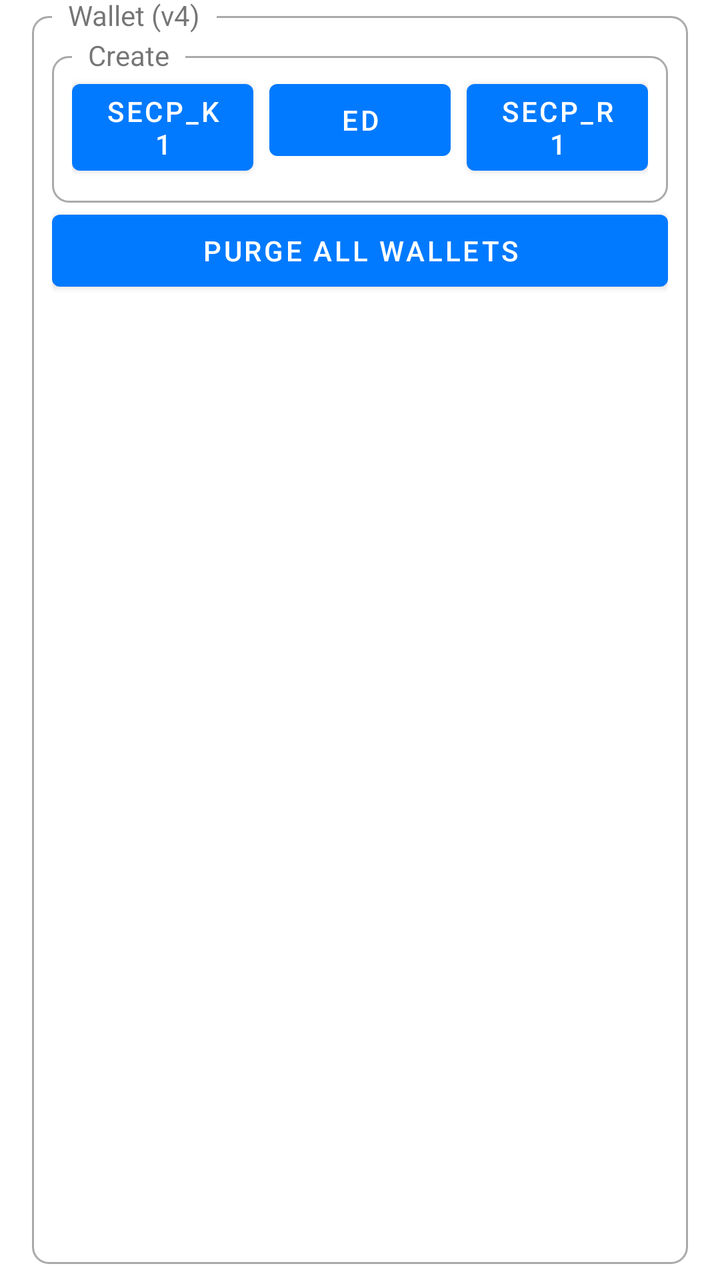
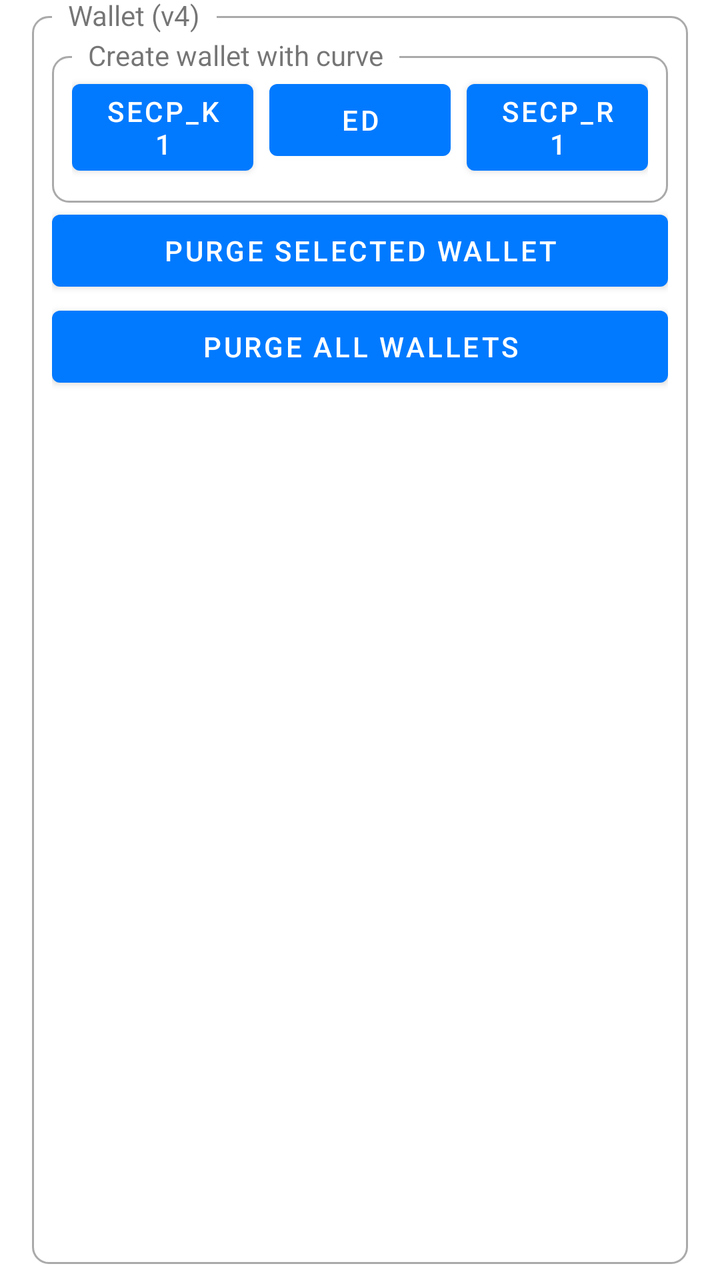

Before-and-after screenshots of an Android layout around one commit, followed by the original layout XML and the change that was made.
<!-- AndroidManifest.xml: application theme AppTheme -->
<!-- res/layout/wallet.xml -->
<?xml version="1.0" encoding="utf-8"?>
<FrameLayout xmlns:android="http://schemas.android.com/apk/res/android"
    xmlns:app="http://schemas.android.com/apk/res-auto"
    xmlns:tools="http://schemas.android.com/tools"
    android:layout_width="match_parent"
    android:layout_height="wrap_content"
    android:clipToPadding="false"
    android:paddingStart="@dimen/box_padding_horizontal"
    android:paddingTop="@dimen/box_padding_vertical"
    android:paddingEnd="@dimen/box_padding_horizontal"
    android:paddingBottom="@dimen/box_padding_vertical">

    <FrameLayout
        android:layout_width="match_parent"
        android:layout_height="match_parent"
        android:background="@drawable/rounded_corner" />

    <TextView
        android:layout_width="wrap_content"
        android:layout_height="wrap_content"
        android:background="?android:windowBackground"
        android:paddingStart="8dp"
        android:paddingEnd="8dp"
        android:text="Wallet (v4)"
        android:translationX="10dp"
        android:translationY="-10dp" />

    <LinearLayout
        android:id="@+id/contentContainer"
        android:layout_width="match_parent"
        android:layout_height="match_parent"
        android:layout_margin="10dp"
        android:orientation="vertical"
        android:visibility="visible">

        <LinearLayout
            android:id="@+id/walletIndexesContainer"
            android:layout_width="match_parent"
            android:layout_height="wrap_content"
            android:orientation="horizontal"
            android:visibility="gone"
            tools:visibility="visible">

            <com.google.android.material.slider.Slider
                android:id="@+id/sliderWallet"
                android:layout_width="0dp"
                android:layout_height="wrap_content"
                android:layout_weight="1" />

            <TextView
                android:id="@+id/tvWalletIndex"
                android:layout_width="wrap_content"
                android:layout_height="wrap_content"
                android:layout_gravity="center"
                android:layout_marginStart="8dp"
                android:layout_marginEnd="8dp" />

            <Button
                android:id="@+id/btnPurgeWallet"
                android:layout_width="0dp"
                android:layout_height="wrap_content"
                android:layout_weight="0.5"
                android:text="Purge" />

        </LinearLayout>

        <FrameLayout
            android:layout_width="match_parent"
            android:layout_height="wrap_content">

            <FrameLayout
                android:layout_width="match_parent"
                android:layout_height="match_parent"
                android:layout_marginTop="10dp"
                android:background="@drawable/rounded_corner" />

            <TextView
                android:layout_width="wrap_content"
                android:layout_height="wrap_content"
                android:background="?android:windowBackground"
                android:paddingStart="8dp"
                android:paddingEnd="8dp"
                android:text="Create"
                android:translationX="10dp" />

            <androidx.constraintlayout.widget.ConstraintLayout
                android:layout_width="match_parent"
                android:padding="10dp"
                android:layout_marginTop="8dp"
                android:layout_height="wrap_content">

                <Button
                    android:id="@+id/btnCreateWalletSecpK1"
                    android:layout_width="0dp"
                    android:layout_height="wrap_content"
                    android:text="Secp_K1"
                    android:layout_marginEnd="4dp"
                    app:layout_constraintStart_toStartOf="parent"
                    app:layout_constraintHorizontal_bias="0.5"
                    app:layout_constraintEnd_toStartOf="@+id/btnCreateWalletEdwards"
                    app:layout_constraintTop_toTopOf="parent" />

                <Button
                    android:id="@+id/btnCreateWalletEdwards"
                    android:layout_width="0dp"
                    android:layout_height="wrap_content"
                    android:text="Ed"
                    android:layout_marginStart="4dp"
                    android:layout_marginEnd="4dp"
                    app:layout_constraintEnd_toStartOf="@+id/btnCreateWalletSecpR1"
                    app:layout_constraintStart_toEndOf="@+id/btnCreateWalletSecpK1"
                    app:layout_constraintHorizontal_bias="0.5"
                    app:layout_constraintTop_toTopOf="@+id/btnCreateWalletSecpK1" />

                <Button
                    android:id="@+id/btnCreateWalletSecpR1"
                    android:layout_width="0dp"
                    android:layout_height="wrap_content"
                    android:layout_marginStart="4dp"
                    android:text="Secp_R1"
                    app:layout_constraintEnd_toEndOf="parent"
                    app:layout_constraintStart_toEndOf="@+id/btnCreateWalletEdwards"
                    app:layout_constraintHorizontal_bias="0.5"
                    app:layout_constraintTop_toTopOf="@+id/btnCreateWalletEdwards" />

            </androidx.constraintlayout.widget.ConstraintLayout>

        </FrameLayout>


        <LinearLayout
            android:layout_width="match_parent"
            android:layout_height="wrap_content"
            android:gravity="center"
            android:orientation="horizontal">

            <Button
                android:id="@+id/btnPurgeAllWallet"
                android:layout_width="0dp"
                android:layout_height="wrap_content"
                android:layout_weight="1"
                android:text="Purge all wallets" />

        </LinearLayout>

    </LinearLayout>

</FrameLayout>
<!-- resources referenced by this layout -->
<resources>
  <dimen name="box_padding_horizontal">16dp</dimen>
  <dimen name="box_padding_vertical">8dp</dimen>
  <!-- drawable rounded_corner (drawable) -->
  <?xml version="1.0" encoding="utf-8"?>
  <shape xmlns:android="http://schemas.android.com/apk/res/android">
      <stroke
          android:width="1dp"
          android:color="@android:color/darker_gray" />
  
      <solid android:color="@android:color/transparent" />
  
      <padding
          android:bottom="5dp"
          android:left="5dp"
          android:right="5dp"
          android:top="5dp" />
  
      <corners android:radius="8dp" />
  </shape>
  <style name="AppTheme" parent="Theme.MaterialComponents.DayNight.NoActionBar">
          <item name="colorPrimary">@color/primary</item>
          <item name="colorPrimaryDark">@color/primary_dark</item>
          <item name="colorOnPrimary">@color/on_primary</item>
          <item name="colorSecondary">@color/primary</item>
      </style>
  <color name="primary">#027aff</color>
  <color name="primary_dark">#0a02ff</color>
  <color name="on_primary">#FFFFFF</color>
</resources>

<!-- the commit's change to res/layout/wallet.xml (unified diff, before → after) -->
@@ -1,7 +1,6 @@
 <?xml version="1.0" encoding="utf-8"?>
 <FrameLayout xmlns:android="http://schemas.android.com/apk/res/android"
     xmlns:app="http://schemas.android.com/apk/res-auto"
-    xmlns:tools="http://schemas.android.com/tools"
     android:layout_width="match_parent"
     android:layout_height="wrap_content"
     android:clipToPadding="false"
@@ -33,37 +32,6 @@
         android:orientation="vertical"
         android:visibility="visible">
 
-        <LinearLayout
-            android:id="@+id/walletIndexesContainer"
-            android:layout_width="match_parent"
-            android:layout_height="wrap_content"
-            android:orientation="horizontal"
-            android:visibility="gone"
-            tools:visibility="visible">
-
-            <com.google.android.material.slider.Slider
-                android:id="@+id/sliderWallet"
-                android:layout_width="0dp"
-                android:layout_height="wrap_content"
-                android:layout_weight="1" />
-
-            <TextView
-                android:id="@+id/tvWalletIndex"
-                android:layout_width="wrap_content"
-                android:layout_height="wrap_content"
-                android:layout_gravity="center"
-                android:layout_marginStart="8dp"
-                android:layout_marginEnd="8dp" />
-
-            <Button
-                android:id="@+id/btnPurgeWallet"
-                android:layout_width="0dp"
-                android:layout_height="wrap_content"
-                android:layout_weight="0.5"
-                android:text="Purge" />
-
-        </LinearLayout>
-
         <FrameLayout
             android:layout_width="match_parent"
             android:layout_height="wrap_content">
@@ -80,36 +48,36 @@
                 android:background="?android:windowBackground"
                 android:paddingStart="8dp"
                 android:paddingEnd="8dp"
-                android:text="Create"
+                android:text="Create wallet with curve"
                 android:translationX="10dp" />
 
             <androidx.constraintlayout.widget.ConstraintLayout
                 android:layout_width="match_parent"
-                android:padding="10dp"
+                android:layout_height="wrap_content"
                 android:layout_marginTop="8dp"
-                android:layout_height="wrap_content">
+                android:padding="10dp">
 
                 <Button
                     android:id="@+id/btnCreateWalletSecpK1"
                     android:layout_width="0dp"
                     android:layout_height="wrap_content"
+                    android:layout_marginEnd="4dp"
                     android:text="Secp_K1"
-                    android:layout_marginEnd="4dp"
+                    app:layout_constraintEnd_toStartOf="@+id/btnCreateWalletEdwards"
+                    app:layout_constraintHorizontal_bias="0.5"
                     app:layout_constraintStart_toStartOf="parent"
-                    app:layout_constraintHorizontal_bias="0.5"
-                    app:layout_constraintEnd_toStartOf="@+id/btnCreateWalletEdwards"
                     app:layout_constraintTop_toTopOf="parent" />
 
                 <Button
                     android:id="@+id/btnCreateWalletEdwards"
                     android:layout_width="0dp"
                     android:layout_height="wrap_content"
-                    android:text="Ed"
                     android:layout_marginStart="4dp"
                     android:layout_marginEnd="4dp"
+                    android:text="Ed"
                     app:layout_constraintEnd_toStartOf="@+id/btnCreateWalletSecpR1"
+                    app:layout_constraintHorizontal_bias="0.5"
                     app:layout_constraintStart_toEndOf="@+id/btnCreateWalletSecpK1"
-                    app:layout_constraintHorizontal_bias="0.5"
                     app:layout_constraintTop_toTopOf="@+id/btnCreateWalletSecpK1" />
 
                 <Button
@@ -119,24 +87,30 @@
                     android:layout_marginStart="4dp"
                     android:text="Secp_R1"
                     app:layout_constraintEnd_toEndOf="parent"
+                    app:layout_constraintHorizontal_bias="0.5"
                     app:layout_constraintStart_toEndOf="@+id/btnCreateWalletEdwards"
-                    app:layout_constraintHorizontal_bias="0.5"
                     app:layout_constraintTop_toTopOf="@+id/btnCreateWalletEdwards" />
 
             </androidx.constraintlayout.widget.ConstraintLayout>
 
         </FrameLayout>
 
-
         <LinearLayout
             android:layout_width="match_parent"
             android:layout_height="wrap_content"
             android:gravity="center"
-            android:orientation="horizontal">
+            android:orientation="vertical">
+
+            <Button
+                android:id="@+id/btnPurgeWallet"
+                android:layout_width="match_parent"
+                android:layout_height="wrap_content"
+                android:layout_weight="0.5"
+                android:text="Purge selected wallet" />
 
             <Button
                 android:id="@+id/btnPurgeAllWallet"
-                android:layout_width="0dp"
+                android:layout_width="match_parent"
                 android:layout_height="wrap_content"
                 android:layout_weight="1"
                 android:text="Purge all wallets" />
